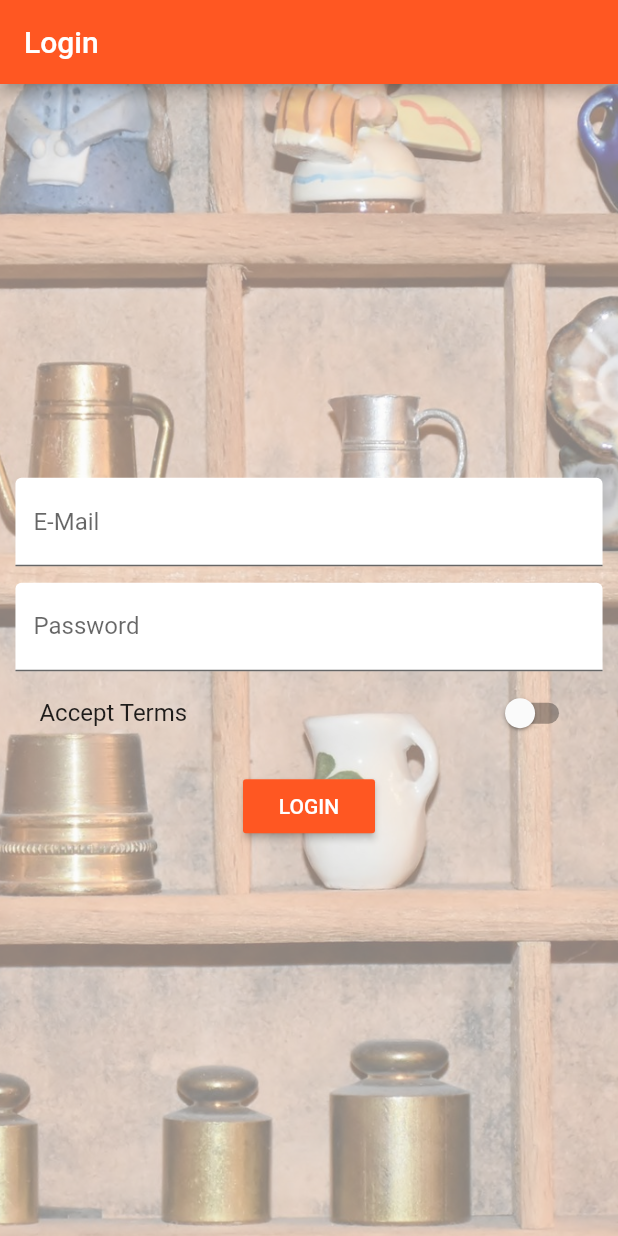
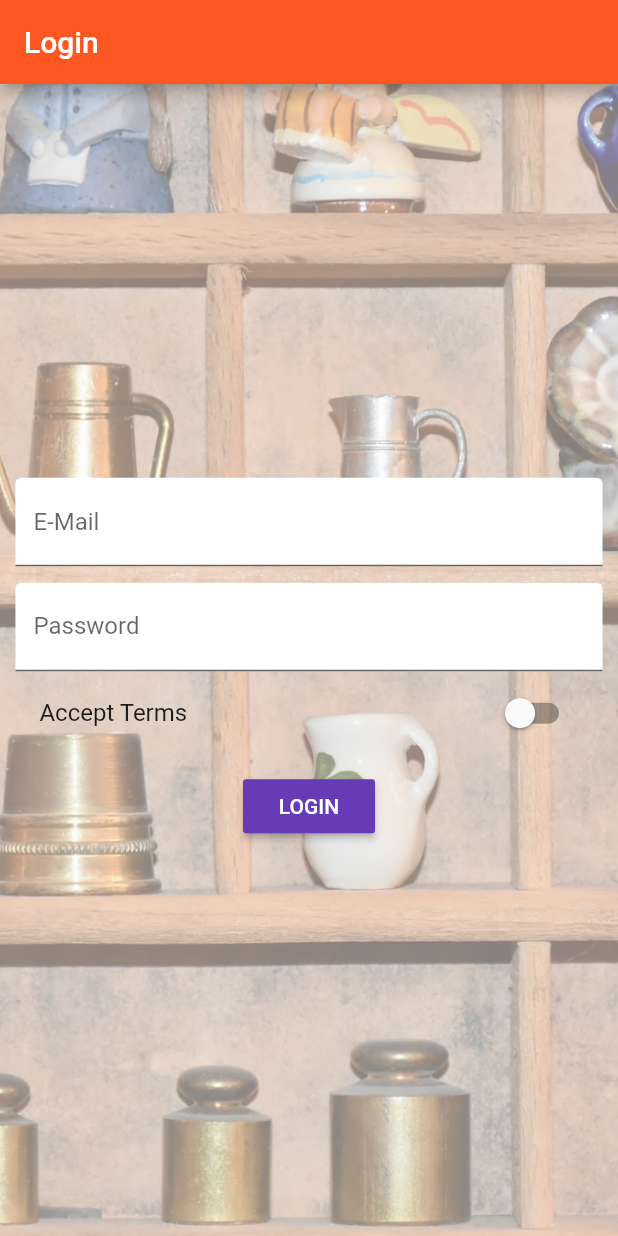
Before and after one commit to EmamYounes/first_app, a Flutter app: the screen it shows after launch, on a phone screen of 412 x 824 dp. Run offline on Flutter 3.47's test engine with Material 2 defaults, Android fonts, the phone set to English and light mode, and no system bars.

```diff
--- a/lib/pages/auth.dart
+++ b/lib/pages/auth.dart
@@ -42,9 +42,6 @@ class _AuthPageState extends State<AuthPage> {
                     height: 10.0,
                   ),
                   RaisedButton(
-                    color: Theme
-                        .of(context)
-                        .primaryColor,
                     textColor: Colors.white,
                     child: Text('LOGIN'),
                     onPressed: _submitForm,
```
Also changed, not shown: lib/pages/product_create.dart (+12 -5 lines).
